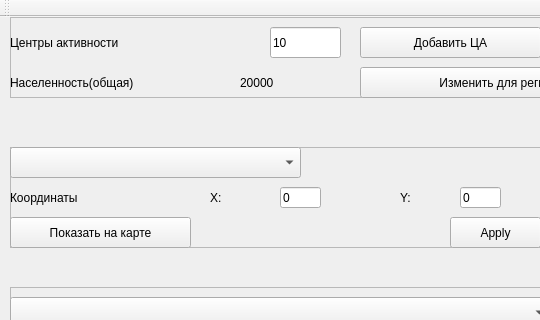
The window that source/untitled.ui (s21dlemanskiy/Drones_Oman) describes before a commit, drawn with Qt 5; both pictures show x 0 to 540 and y 0 to 320 of the 757 by 594 pixel window.
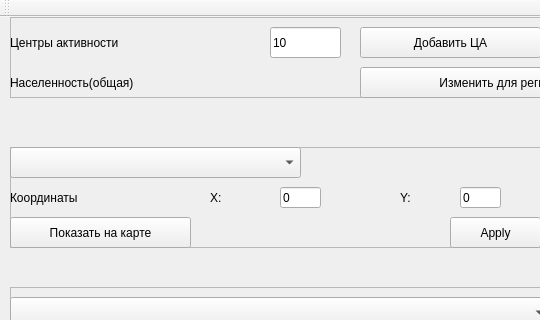
The same window after the commit.

Commit message: upd Front test

```diff
--- a/source/untitled.ui
+++ b/source/untitled.ui
@@ -91,7 +91,7 @@
       </rect>
      </property>
      <property name="text">
-      <string>20000</string>
+      <string/>
      </property>
     </widget>
     <widget class="QPushButton" name="pushButton_4">
```
The commit also changes 2 other files.
